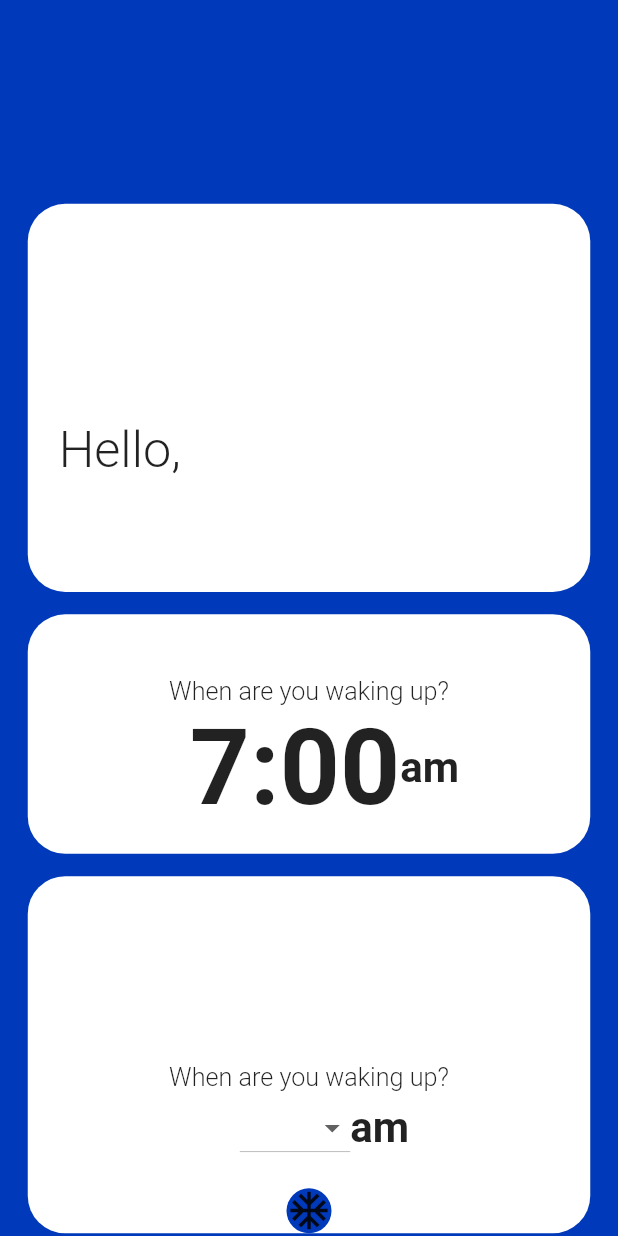
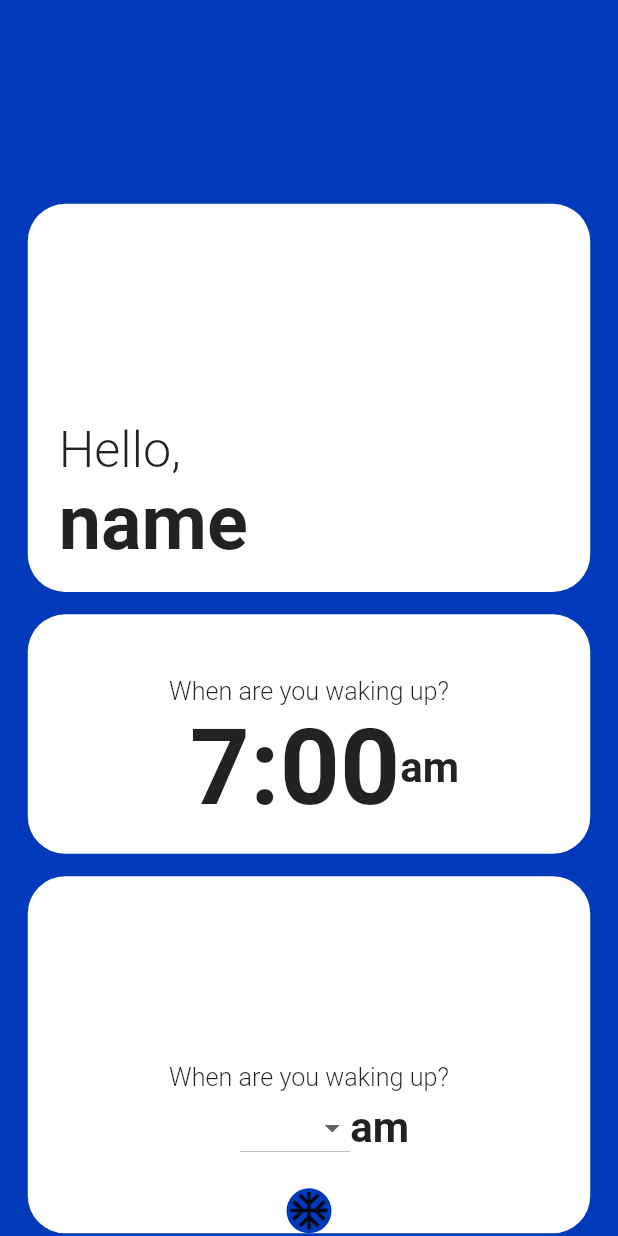
Before and after one commit to Awesomeaa/sleep, a Flutter app: the first screen one second after launch, on a phone screen of 412 x 824 dp. Run offline on Flutter 3.47's test engine with Material 2 defaults, Android fonts, the phone set to English and light mode, and no system bars; our stand-ins replace flare_flutter, shared_preferences; statements that could not run were skipped.

Commit message:
Add files via upload

```diff
--- a/lib/pages/startPage.dart
+++ b/lib/pages/startPage.dart
@@ -1,5 +1,6 @@
 import "package:flutter/material.dart";
 import 'dart:async';
+import 'package:sleep/main.dart';
 
 String dropdownValue;
 class StartPage extends StatefulWidget {
@@ -17,12 +18,17 @@ class _StartPageState extends State<StartPage> {
   void dispose(){
     textFieldController.dispose();
   }
-  var text = "Name";
   final textFieldController = TextEditingController();
   @override
   Widget build(BuildContext context) {
-      text = textFieldController.text;
-    print(textFieldController.text);
+    MyApp.saveload();
+    if (textFieldController.text != ''){
+      name = textFieldController.text;
+      startup = false;
+    }
+    print(name);
+    //print(textFieldController.text);
+
     var height = MediaQuery.of(context).size.height;
     var width = MediaQuery.of(context).size.width;
     return Scaffold(
@@ -59,7 +65,7 @@ class _StartPageState extends State<StartPage> {
                 child: Column(
                   children: <Widget>[
                     Container(alignment: Alignment.centerLeft, child: Text("Hello,", style: TextStyle(fontWeight: FontWeight.w300, fontSize: 33.6),),margin: EdgeInsets.only(left: width/20)),
-                    Container(alignment: Alignment.centerLeft, padding: EdgeInsets.only(bottom: height/50),child: Text(textFieldController.text, style: TextStyle(fontWeight: FontWeight.bold, fontSize: 50.4)), margin: EdgeInsets.only(left: width/20),)
+                    Container(alignment: Alignment.centerLeft, padding: EdgeInsets.only(bottom: height/50),child: Text(name, style: TextStyle(fontWeight: FontWeight.bold, fontSize: 50.4)), margin: EdgeInsets.only(left: width/20),)
                   ],
                 ),
               ),
```
Also changed, not shown: lib/pages/homePage.dart (+3 -26 lines).
